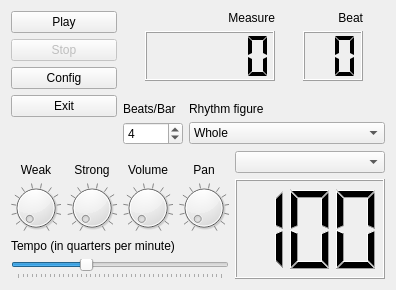
This is src/kmetronomeviewbase.ui in pedrolcl/kmetronome as Qt 5 draws it before an edit. The edited form follows.
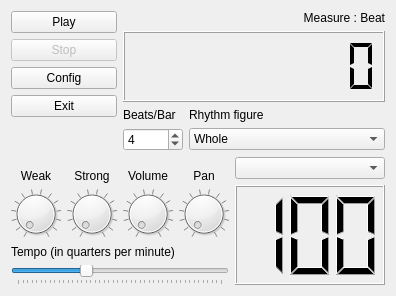
This is the edited form. Icons and pictures are not drawn. Custom widgets are drawn as their Qt base class.

Commit message: * unified measure/beat display. * tempo combo

The edit to the form file:
```diff
--- a/src/kmetronomeviewbase.ui
+++ b/src/kmetronomeviewbase.ui
@@ -25,7 +25,7 @@
     <x>0</x>
     <y>0</y>
     <width>396</width>
-    <height>290</height>
+    <height>296</height>
    </rect>
   </property>
   <property name="sizePolicy" >
@@ -55,7 +55,7 @@
   <property name="windowTitle" >
    <string>MIDI Metronome</string>
   </property>
-  <layout class="QGridLayout" name="gridLayout_4" >
+  <layout class="QGridLayout" name="gridLayout_2" >
    <item rowspan="2" row="0" column="0" >
     <layout class="QVBoxLayout" name="verticalLayout" >
      <item>
@@ -141,83 +141,45 @@
     </layout>
    </item>
    <item row="0" column="1" colspan="2" >
-    <layout class="QGridLayout" name="gridLayout_2" >
-     <item row="0" column="0" >
+    <layout class="QVBoxLayout" name="verticalLayout_3" >
+     <item>
       <widget class="QLabel" name="textLabel1" >
-       <property name="text" >
-        <string>Measure</string>
-       </property>
-       <property name="alignment" >
-        <set>Qt::AlignBottom|Qt::AlignRight|Qt::AlignTrailing</set>
-       </property>
-      </widget>
-     </item>
-     <item row="0" column="1" >
-      <widget class="QLabel" name="textLabel2" >
-       <property name="text" >
-        <string>Beat</string>
-       </property>
-       <property name="alignment" >
-        <set>Qt::AlignBottom|Qt::AlignRight|Qt::AlignTrailing</set>
-       </property>
-      </widget>
-     </item>
-     <item row="1" column="1" >
-      <widget class="QLCDNumber" name="m_beatLCD" >
        <property name="sizePolicy" >
-        <sizepolicy vsizetype="Fixed" hsizetype="Fixed" >
+        <sizepolicy vsizetype="Minimum" hsizetype="Minimum" >
          <horstretch>0</horstretch>
          <verstretch>0</verstretch>
         </sizepolicy>
        </property>
-       <property name="minimumSize" >
-        <size>
-         <width>60</width>
-         <height>50</height>
-        </size>
+       <property name="text" >
+        <string>Measure : Beat</string>
        </property>
-       <property name="maximumSize" >
-        <size>
-         <width>60</width>
-         <height>50</height>
-        </size>
-       </property>
-       <property name="whatsThis" >
-        <string>This is the part number played for the current measure</string>
-       </property>
-       <property name="numDigits" >
-        <number>2</number>
-       </property>
-       <property name="segmentStyle" >
-        <enum>QLCDNumber::Flat</enum>
+       <property name="alignment" >
+        <set>Qt::AlignBottom|Qt::AlignRight|Qt::AlignTrailing</set>
        </property>
       </widget>
      </item>
-     <item row="1" column="0" >
+     <item>
       <widget class="QLCDNumber" name="m_measureLCD" >
        <property name="sizePolicy" >
-        <sizepolicy vsizetype="Fixed" hsizetype="Fixed" >
+        <sizepolicy vsizetype="Expanding" hsizetype="Expanding" >
          <horstretch>0</horstretch>
          <verstretch>0</verstretch>
         </sizepolicy>
        </property>
        <property name="minimumSize" >
         <size>
-         <width>130</width>
-         <height>50</height>
-        </size>
-       </property>
-       <property name="maximumSize" >
-        <size>
-         <width>130</width>
-         <height>50</height>
+         <width>0</width>
+         <height>60</height>
         </size>
        </property>
        <property name="whatsThis" >
         <string>This is the measure (bar) number played since the play button has been pressed.</string>
        </property>
        <property name="numDigits" >
-        <number>5</number>
+        <number>9</number>
+       </property>
+       <property name="mode" >
+        <enum>QLCDNumber::Dec</enum>
        </property>
        <property name="segmentStyle" >
         <enum>QLCDNumber::Flat</enum>
```
Left out of the diff: 2 changed lines with no effect on the pictures. The commit also changes 1 other file.
